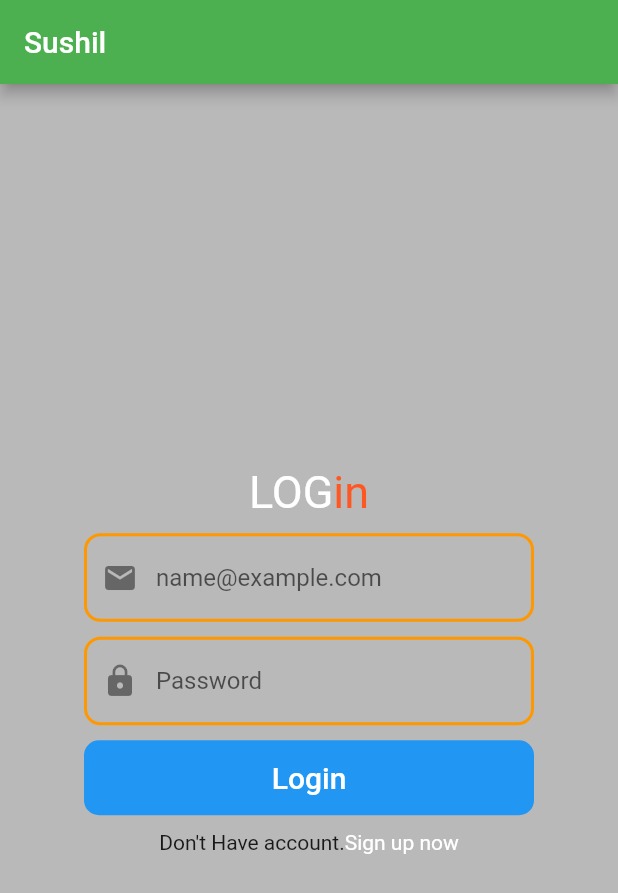
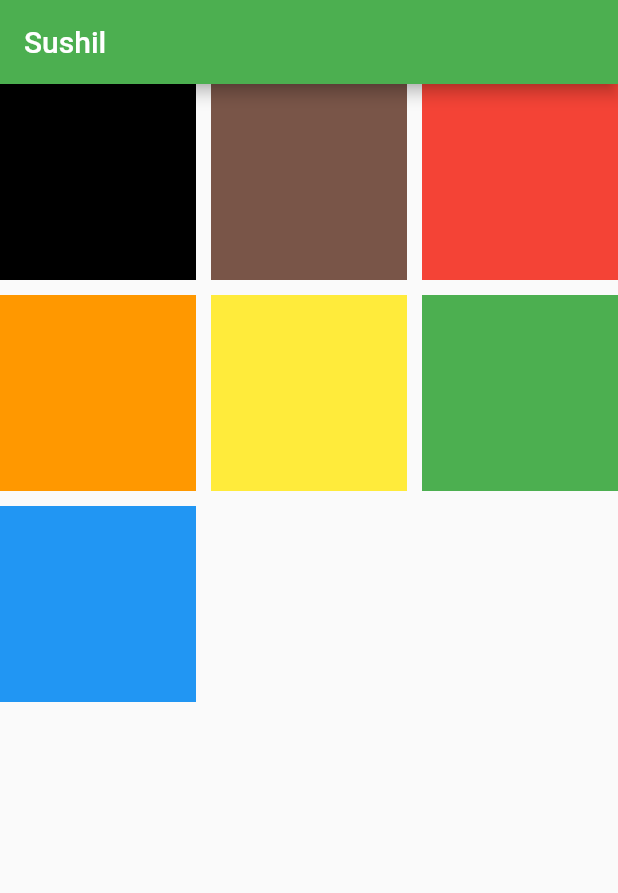
Before and after one commit to Sushil-jaishi/FlutterApp, a Flutter app: the screen it shows after launch, on a phone screen of 412 x 824 dp. Shown: the top 893 px of the screen. Run offline on Flutter 3.47's test engine with Material 2 defaults, Android fonts, the phone set to English and light mode, and no system bars.

Commit message:
gridview.count

```diff
--- a/lib/main.dart
+++ b/lib/main.dart
@@ -17,132 +17,48 @@ class MyApp extends StatelessWidget{
   }
 }
 class HomePageScreen extends StatelessWidget{
-  var myemail=TextEditingController();
-  var mypass=TextEditingController();
+  var arrColors=[
+    Colors.black,
+    Colors.brown,
+    Colors.red,
+    Colors.orange,
+    Colors.yellow,
+    Colors.green,
+    Colors.blue
+  ];
   @override
   Widget build(BuildContext context) {
     return Scaffold(
         appBar: AppBar(
           title: Text('Sushil',),
         ),
-        body:Container(
-          width:double.infinity,
-          height: double.infinity,
-          color: Colors.black26,
-          child: Center(
-            child: Column(
-              mainAxisAlignment: MainAxisAlignment.center,
+        body:GridView.count(
+          crossAxisCount: 3,
+          crossAxisSpacing: 10,
+          mainAxisSpacing: 10,
           children: [
-                //LOGIN
-                Row(
-                  mainAxisAlignment: MainAxisAlignment.center,
-                  children: [
-                    Text('LOG',style: TextStyle(fontSize: 30,color: Colors.white),),
-                    Text('in',style: TextStyle(fontSize: 30,color: Colors.deepOrange),)
-                  ],
-                ),
-
-                Container(height: 10,),
-                //Email
             Container(
-                  width: 300,
-                  child: TextField(
-                    controller: myemail,
-                    decoration: InputDecoration(
-                        hintText: 'name@example.com',
-
-                        prefixIcon: Icon(Icons.email),
-
-                        enabledBorder: OutlineInputBorder(
-                            borderRadius: BorderRadius.circular(11),
-                            borderSide: BorderSide(
-                                color: Colors.orange,
-                                width: 2
-                            )
-                        ),
-                        focusedBorder: OutlineInputBorder(
-                            borderRadius: BorderRadius.circular(11),
-                            borderSide: BorderSide(
-                                color: Colors.yellow,
-                                width: 2
-                            )
-                        ),
-                        border: OutlineInputBorder(
-                            borderRadius: BorderRadius.circular(11)
-                        )
-                    ),
-                  ),
+              color: arrColors[0],
             ),
             Container(
-                  height: 10,
-                ),
-                //password
-                Container(
-                  width: 300,
-                  child: TextField(
-                    controller: mypass,
-                    decoration: InputDecoration(
-                        hintText: 'Password',
-                        prefixIcon: Icon(Icons.lock),
-
-                        enabledBorder: OutlineInputBorder(
-                            borderRadius: BorderRadius.circular(11),
-                            borderSide: BorderSide(
-                                color: Colors.orange,
-                                width: 2
-                            )
-                        ),
-                        focusedBorder: OutlineInputBorder(
-                            borderRadius: BorderRadius.circular(11),
-                            borderSide: BorderSide(
-                                color: Colors.yellow,
-                                width: 2
-                            )
-                        ),
-                        border: OutlineInputBorder(
-                            borderRadius: BorderRadius.circular(11)
-                        )
-                    ),
-                  ),
+              color: arrColors[1],
             ),
             Container(
-                  height: 10,
-                ),
-                //login button
-                Container(
-                  width: 300,
-                  height: 50,
-                  decoration: BoxDecoration(
-                      color: Colors.blue,
-                      borderRadius: BorderRadius.circular(10)
-                  ),
-                  child: TextButton(
-
-                      onPressed: (){
-                        var Email=myemail.text;
-                        var Pass=mypass.text;
-                        print('$Email$Pass');
-                      },
-                      child:Text('Login',style: TextStyle(fontSize: 20,color: Colors.white,),)
-                  ),
+              color: arrColors[2],
             ),
             Container(
-                  height: 10,
+              color: arrColors[3],
             ),
             Container(
-                  child: Row(
-                    mainAxisAlignment: MainAxisAlignment.center,
-                    children: [
-                      Text("Don't Have account."),
-                      Text("Sign up now",style: TextStyle( color: Colors.white),)
+              color: arrColors[4],
+            ),
+            Container(
+              color: arrColors[5],
+            ),
+            Container(
+              color: arrColors[6],
+            )
           ],
-                  ),
-                )
-
-
-              ],
-            ),
-          ),
         )
     );
   }
```
Lines whose indentation alone changed are shown as unchanged.
